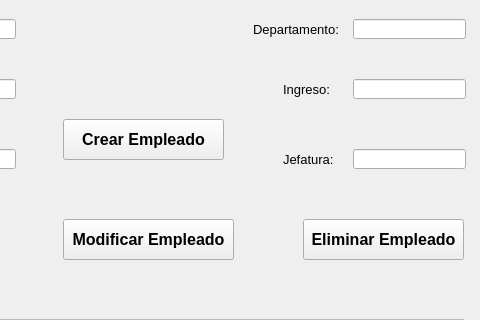
This is src/003_empleados.ui in rvqzs/tresPatitos as Qt 5 draws it before an edit; both pictures show x 207 to 687 and y 121 to 441 of the 687 by 690 pixel window. The edited form follows.
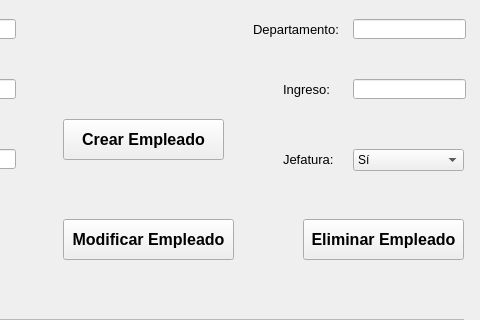
This is the edited form.

Commit message:
Jefatura Cbm
Poner combobox en jefatura

Patch:
```diff
--- a/src/003_empleados.ui
+++ b/src/003_empleados.ui
@@ -231,16 +231,6 @@
     </rect>
    </property>
   </widget>
-  <widget class="QLineEdit" name="txtJefatura">
-   <property name="geometry">
-    <rect>
-     <x>560</x>
-     <y>270</y>
-     <width>113</width>
-     <height>20</height>
-    </rect>
-   </property>
-  </widget>
   <widget class="QPushButton" name="bttCrearEmpleado">
    <property name="geometry">
     <rect>
@@ -405,6 +395,26 @@
     <string>Limpiar Datos</string>
    </property>
   </widget>
+  <widget class="QComboBox" name="cmbJefatura">
+   <property name="geometry">
+    <rect>
+     <x>560</x>
+     <y>270</y>
+     <width>111</width>
+     <height>22</height>
+    </rect>
+   </property>
+   <item>
+    <property name="text">
+     <string>Sí</string>
+    </property>
+   </item>
+   <item>
+    <property name="text">
+     <string>No</string>
+    </property>
+   </item>
+  </widget>
  </widget>
  <resources/>
  <connections/>
```
The commit also changes 2 other files.
